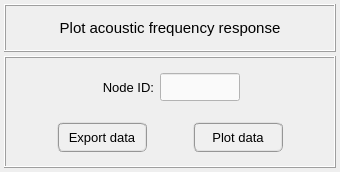
Above: pulse/interface/ui_files/plots/results/acoustic/get_acoustic_frequency_response.ui from open-pulse/OpenPulse before the change. Below: the same form after it.
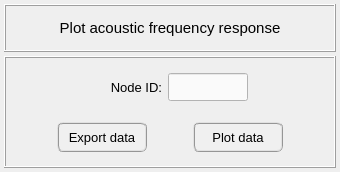
That is the form after the change.

The edit to the form file:
```diff
--- a/pulse/interface/ui_files/plots/results/acoustic/get_acoustic_frequency_response.ui
+++ b/pulse/interface/ui_files/plots/results/acoustic/get_acoustic_frequency_response.ui
@@ -248,13 +248,13 @@
           <widget class="QLabel" name="label_11">
            <property name="minimumSize">
             <size>
-             <width>100</width>
+             <width>70</width>
              <height>28</height>
             </size>
            </property>
            <property name="maximumSize">
             <size>
-             <width>100</width>
+             <width>70</width>
              <height>28</height>
             </size>
            </property>
@@ -276,28 +276,6 @@
           </widget>
          </item>
          <item row="0" column="3">
-          <widget class="QFrame" name="frame_2">
-           <property name="minimumSize">
-            <size>
-             <width>40</width>
-             <height>28</height>
-            </size>
-           </property>
-           <property name="maximumSize">
-            <size>
-             <width>40</width>
-             <height>28</height>
-            </size>
-           </property>
-           <property name="frameShape">
-            <enum>QFrame::NoFrame</enum>
-           </property>
-           <property name="frameShadow">
-            <enum>QFrame::Raised</enum>
-           </property>
-          </widget>
-         </item>
-         <item row="0" column="4">
           <spacer name="horizontalSpacer_5">
            <property name="orientation">
             <enum>Qt::Horizontal</enum>
```
